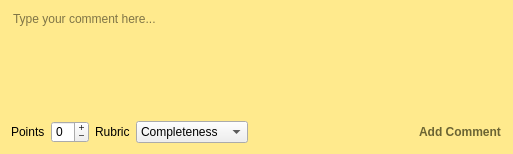
First picture: the form in TurboGrade/ui/commentpopup.ui, repository wassgha/TurboGrade, before the edit.
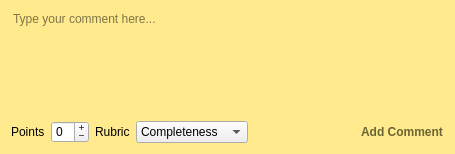
Second picture: the form after the edit.

```diff
--- a/TurboGrade/ui/commentpopup.ui
+++ b/TurboGrade/ui/commentpopup.ui
@@ -6,12 +6,12 @@
    <rect>
     <x>0</x>
     <y>0</y>
-    <width>513</width>
+    <width>455</width>
     <height>154</height>
    </rect>
   </property>
   <property name="sizePolicy">
-   <sizepolicy hsizetype="Fixed" vsizetype="Preferred">
+   <sizepolicy hsizetype="Fixed" vsizetype="Fixed">
     <horstretch>0</horstretch>
     <verstretch>0</verstretch>
    </sizepolicy>
```
